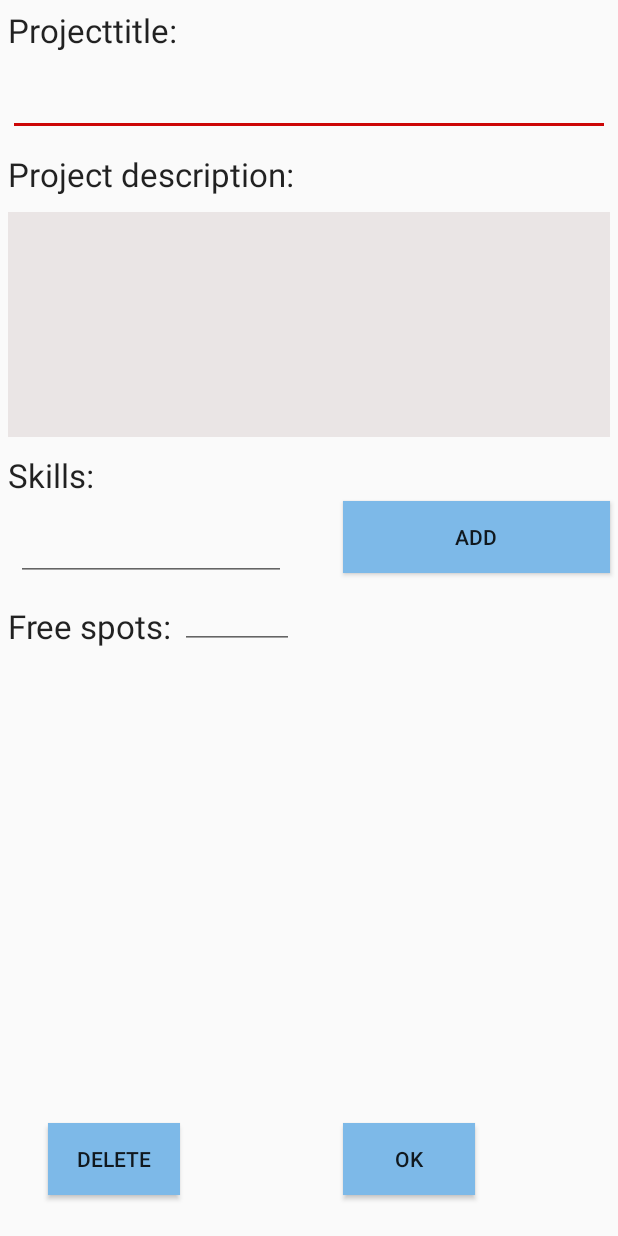
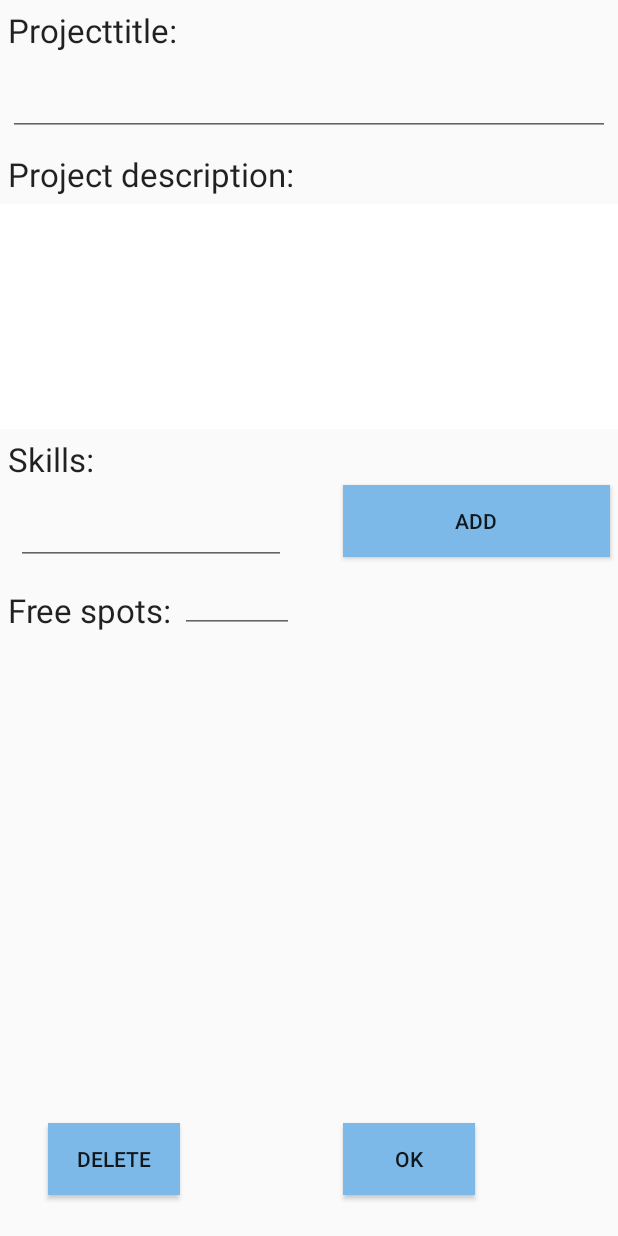
Before and after one commit to Teamdo/Teamdo, an Android app: the Screen2 screen opened directly, with no data from a screen before it, on a phone screen of 412 x 824 dp. Run offline under Robolectric (Android 15) with nearby library versions, the phone set to English and light mode, and no system bars.

Commit message:
- label 2 zu textfield geändert

```diff
--- a/app/src/main/res/layout/activity_main.xml
+++ b/app/src/main/res/layout/activity_main.xml
@@ -21,7 +21,8 @@
         android:layout_alignEnd="@+id/btn_00project"
         android:layout_alignLeft="@+id/btn_00project"
         android:layout_alignStart="@+id/btn_00project"
-        android:background="#7db9e8" />
+        android:background="#7db9e8"
+        />
 
 
     <Button
--- a/app/src/main/res/layout/layout2.xml
+++ b/app/src/main/res/layout/layout2.xml
@@ -27,17 +27,16 @@
         android:layout_marginTop="25dp"
         android:layout_margin="5dp" />
 
-    <TextView
+    <EditText
         android:layout_width="match_parent"
         android:layout_height="wrap_content"
         android:id="@+id/lbl_02projektbeschreibung2"
         android:layout_weight="0.38"
-        android:background="#eae5e5"
+        android:background="#ffffff"
         android:height="150dp"
         android:layout_below="@+id/lbl_02projektbeschreibung"
-        android:layout_alignParentLeft="true"
-        android:layout_alignParentStart="true"
-        android:layout_margin="5dp" />
+        android:layout_centerHorizontal="true"
+        android:editable="false" />
 
     <TextView
         android:layout_width="wrap_content"
```
